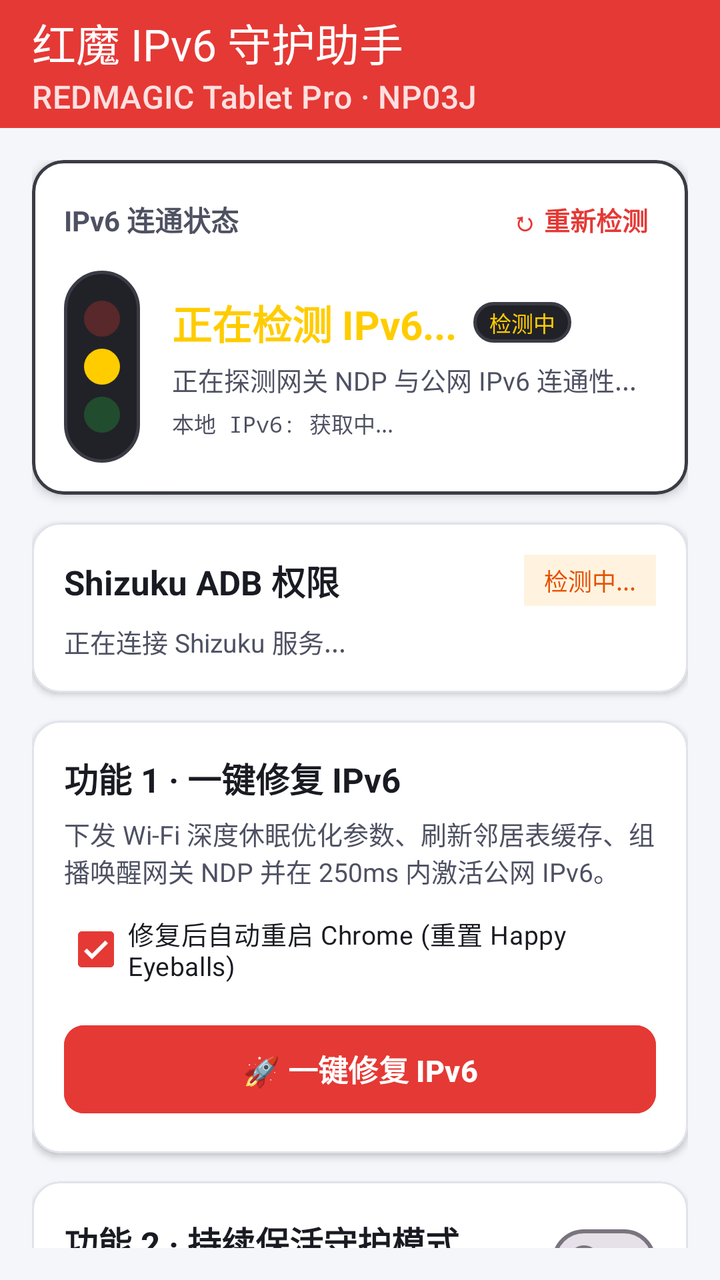
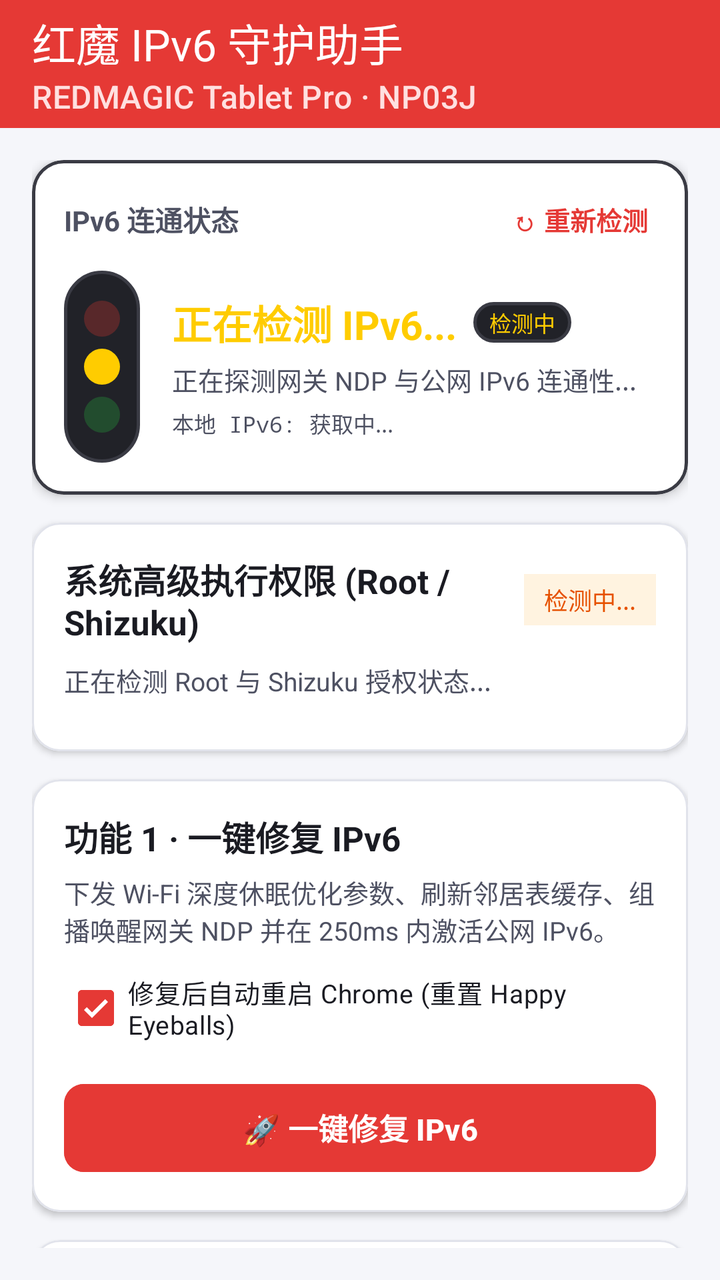

Screens rendered from an Android XML layout before and after an edit, with the pre-edit source and the edit as a unified diff.
<!-- AndroidManifest.xml: application theme Theme.RedMagicIPv6Keeper -->
<!-- res/layout/activity_main.xml -->
<?xml version="1.0" encoding="utf-8"?>
<androidx.coordinatorlayout.widget.CoordinatorLayout xmlns:android="http://schemas.android.com/apk/res/android"
    xmlns:app="http://schemas.android.com/apk/res-auto"
    xmlns:tools="http://schemas.android.com/tools"
    android:layout_width="match_parent"
    android:layout_height="match_parent"
    android:fitsSystemWindows="true"
    android:background="@color/bg_main">

    <com.google.android.material.appbar.AppBarLayout
        android:layout_width="match_parent"
        android:layout_height="wrap_content"
        android:fitsSystemWindows="true"
        android:theme="@style/ThemeOverlay.Material3.Dark">

        <com.google.android.material.appbar.MaterialToolbar
            android:id="@+id/toolbar"
            android:layout_width="match_parent"
            android:layout_height="?attr/actionBarSize"
            android:background="@color/primary"
            app:title="@string/app_name"
            app:subtitle="REDMAGIC Tablet Pro · NP03J"
            app:titleTextColor="@android:color/white"
            app:subtitleTextColor="#FFE0E0" />
    </com.google.android.material.appbar.AppBarLayout>

    <androidx.core.widget.NestedScrollView
        android:layout_width="match_parent"
        android:layout_height="match_parent"
        app:layout_behavior="@string/appbar_scrolling_view_behavior"
        android:padding="16dp">

        <LinearLayout
            android:layout_width="match_parent"
            android:layout_height="wrap_content"
            android:orientation="vertical">

            
            <com.google.android.material.card.MaterialCardView
                android:id="@+id/card_traffic_light"
                android:layout_width="match_parent"
                android:layout_height="wrap_content"
                app:cardCornerRadius="16dp"
                app:cardElevation="3dp"
                app:strokeWidth="1.5dp"
                app:strokeColor="@color/tl_housing_stroke"
                app:cardBackgroundColor="@color/card_bg"
                android:layout_marginBottom="14dp">

                <LinearLayout
                    android:layout_width="match_parent"
                    android:layout_height="wrap_content"
                    android:orientation="vertical"
                    android:padding="16dp">

                    
                    <LinearLayout
                        android:layout_width="match_parent"
                        android:layout_height="wrap_content"
                        android:orientation="horizontal"
                        android:gravity="center_vertical"
                        android:layout_marginBottom="12dp">

                        <TextView
                            android:layout_width="0dp"
                            android:layout_height="wrap_content"
                            android:layout_weight="1"
                            android:text="IPv6 连通状态"
                            android:textSize="14sp"
                            android:textStyle="bold"
                            android:textColor="@color/text_secondary" />

                        <TextView
                            android:id="@+id/btn_recheck_ipv6"
                            android:layout_width="wrap_content"
                            android:layout_height="wrap_content"
                            android:text="↻ 重新检测"
                            android:textSize="13sp"
                            android:textColor="@color/primary"
                            android:textStyle="bold"
                            android:padding="4dp" />
                    </LinearLayout>

                    
                    <LinearLayout
                        android:layout_width="match_parent"
                        android:layout_height="wrap_content"
                        android:orientation="horizontal"
                        android:gravity="center_vertical">

                        
                        <LinearLayout
                            android:layout_width="38dp"
                            android:layout_height="96dp"
                            android:orientation="vertical"
                            android:gravity="center"
                            android:background="@drawable/bg_traffic_housing"
                            android:padding="5dp">

                            
                            <View
                                android:id="@+id/view_light_red"
                                android:layout_width="18dp"
                                android:layout_height="18dp"
                                android:layout_margin="3dp"
                                android:background="@drawable/bg_circle_light"
                                android:backgroundTint="@color/tl_red_bright"
                                android:alpha="0.25" />

                            
                            <View
                                android:id="@+id/view_light_yellow"
                                android:layout_width="18dp"
                                android:layout_height="18dp"
                                android:layout_margin="3dp"
                                android:background="@drawable/bg_circle_light"
                                android:backgroundTint="@color/tl_yellow_bright"
                                android:alpha="1.0" />

                            
                            <View
                                android:id="@+id/view_light_green"
                                android:layout_width="18dp"
                                android:layout_height="18dp"
                                android:layout_margin="3dp"
                                android:background="@drawable/bg_circle_light"
                                android:backgroundTint="@color/tl_green_bright"
                                android:alpha="0.25" />
                        </LinearLayout>

                        
                        <LinearLayout
                            android:layout_width="0dp"
                            android:layout_height="wrap_content"
                            android:layout_weight="1"
                            android:orientation="vertical"
                            android:layout_marginStart="16dp">

                            <LinearLayout
                                android:layout_width="match_parent"
                                android:layout_height="wrap_content"
                                android:orientation="horizontal"
                                android:gravity="center_vertical">

                                <TextView
                                    android:id="@+id/tv_tl_title"
                                    android:layout_width="wrap_content"
                                    android:layout_height="wrap_content"
                                    android:text="正在检测 IPv6..."
                                    android:textSize="20sp"
                                    android:textStyle="bold"
                                    android:textColor="@color/tl_yellow_bright" />

                                <TextView
                                    android:id="@+id/tv_tl_badge"
                                    android:layout_width="wrap_content"
                                    android:layout_height="wrap_content"
                                    android:text="检测中"
                                    android:textSize="11sp"
                                    android:layout_marginStart="8dp"
                                    android:paddingStart="8dp"
                                    android:paddingEnd="8dp"
                                    android:paddingTop="2dp"
                                    android:paddingBottom="2dp"
                                    android:background="@drawable/bg_traffic_housing"
                                    android:textColor="@color/tl_yellow_bright" />
                            </LinearLayout>

                            <TextView
                                android:id="@+id/tv_tl_desc"
                                android:layout_width="match_parent"
                                android:layout_height="wrap_content"
                                android:text="正在探测网关 NDP 与公网 IPv6 连通性..."
                                android:textSize="13sp"
                                android:textColor="@color/text_secondary"
                                android:layout_marginTop="4dp" />

                            <TextView
                                android:id="@+id/tv_tl_address"
                                android:layout_width="match_parent"
                                android:layout_height="wrap_content"
                                android:text="本地 IPv6: 获取中..."
                                android:textSize="11sp"
                                android:fontFamily="monospace"
                                android:textColor="@color/text_secondary"
                                android:layout_marginTop="4dp"
                                android:singleLine="true"
                                android:ellipsize="middle" />
                        </LinearLayout>
                    </LinearLayout>
                </LinearLayout>
            </com.google.android.material.card.MaterialCardView>

            
            <com.google.android.material.card.MaterialCardView
                android:layout_width="match_parent"
                android:layout_height="wrap_content"
                app:cardCornerRadius="14dp"
                app:cardElevation="2dp"
                app:strokeWidth="1dp"
                app:strokeColor="@color/card_stroke"
                app:cardBackgroundColor="@color/card_bg"
                android:layout_marginBottom="14dp">

                <LinearLayout
                    android:layout_width="match_parent"
                    android:layout_height="wrap_content"
                    android:orientation="vertical"
                    android:padding="16dp">

                    <LinearLayout
                        android:layout_width="match_parent"
                        android:layout_height="wrap_content"
                        android:orientation="horizontal"
                        android:gravity="center_vertical">

                        <TextView
                            android:layout_width="0dp"
                            android:layout_height="wrap_content"
                            android:layout_weight="1"
                            android:text="Shizuku ADB 权限"
                            android:textSize="17sp"
                            android:textStyle="bold"
                            android:textColor="@color/text_primary" />

                        <TextView
                            android:id="@+id/tv_shizuku_badge"
                            android:layout_width="wrap_content"
                            android:layout_height="wrap_content"
                            android:text="检测中..."
                            android:textSize="12sp"
                            android:paddingStart="10dp"
                            android:paddingEnd="10dp"
                            android:paddingTop="4dp"
                            android:paddingBottom="4dp"
                            android:background="@color/status_orange_bg"
                            android:textColor="@color/status_orange" />
                    </LinearLayout>

                    <TextView
                        android:id="@+id/tv_shizuku_detail"
                        android:layout_width="match_parent"
                        android:layout_height="wrap_content"
                        android:text="正在连接 Shizuku 服务..."
                        android:textSize="13sp"
                        android:textColor="@color/text_secondary"
                        android:layout_marginTop="8dp" />

                    <com.google.android.material.button.MaterialButton
                        android:id="@+id/btn_shizuku_req"
                        android:layout_width="wrap_content"
                        android:layout_height="wrap_content"
                        android:text="向 Shizuku 申请授权"
                        android:layout_marginTop="10dp"
                        android:visibility="gone"
                        app:cornerRadius="8dp" />
                </LinearLayout>
            </com.google.android.material.card.MaterialCardView>

            
            <com.google.android.material.card.MaterialCardView
                android:layout_width="match_parent"
                android:layout_height="wrap_content"
                app:cardCornerRadius="14dp"
                app:cardElevation="2dp"
                app:strokeWidth="1dp"
                app:strokeColor="@color/card_stroke"
                app:cardBackgroundColor="@color/card_bg"
                android:layout_marginBottom="14dp">

                <LinearLayout
                    android:layout_width="match_parent"
                    android:layout_height="wrap_content"
                    android:orientation="vertical"
                    android:padding="16dp">

                    <TextView
                        android:layout_width="match_parent"
                        android:layout_height="wrap_content"
                        android:text="功能 1 · 一键修复 IPv6"
                        android:textSize="17sp"
                        android:textStyle="bold"
                        android:textColor="@color/text_primary" />

                    <TextView
                        android:layout_width="match_parent"
                        android:layout_height="wrap_content"
                        android:text="下发 Wi-Fi 深度休眠优化参数、刷新邻居表缓存、组播唤醒网关 NDP 并在 250ms 内激活公网 IPv6。"
                        android:textSize="13sp"
                        android:textColor="@color/text_secondary"
                        android:layout_marginTop="6dp" />

                    <com.google.android.material.checkbox.MaterialCheckBox
                        android:id="@+id/cb_chrome"
                        android:layout_width="match_parent"
                        android:layout_height="wrap_content"
                        android:text="修复后自动重启 Chrome (重置 Happy Eyeballs)"
                        android:checked="true"
                        android:textSize="13sp"
                        android:textColor="@color/text_primary"
                        app:buttonTint="@color/primary"
                        android:layout_marginTop="6dp" />

                    <com.google.android.material.button.MaterialButton
                        android:id="@+id/btn_fix_ipv6"
                        android:layout_width="match_parent"
                        android:layout_height="52dp"
                        android:text="🚀 一键修复 IPv6"
                        android:textSize="15sp"
                        android:textStyle="bold"
                        android:textColor="@android:color/white"
                        app:cornerRadius="10dp"
                        android:backgroundTint="@color/primary"
                        android:layout_marginTop="10dp" />
                </LinearLayout>
            </com.google.android.material.card.MaterialCardView>

            
            <com.google.android.material.card.MaterialCardView
                android:layout_width="match_parent"
                android:layout_height="wrap_content"
                app:cardCornerRadius="14dp"
                app:cardElevation="2dp"
                app:strokeWidth="1dp"
                app:strokeColor="@color/card_stroke"
                app:cardBackgroundColor="@color/card_bg"
                android:layout_marginBottom="14dp">

                <LinearLayout
                    android:layout_width="match_parent"
                    android:layout_height="wrap_content"
                    android:orientation="vertical"
                    android:padding="16dp">

                    <LinearLayout
                        android:layout_width="match_parent"
                        android:layout_height="wrap_content"
                        android:orientation="horizontal"
                        android:gravity="center_vertical">

                        <LinearLayout
                            android:layout_width="0dp"
                            android:layout_height="wrap_content"
                            android:layout_weight="1"
                            android:orientation="vertical">

                            <TextView
                                android:layout_width="wrap_content"
                                android:layout_height="wrap_content"
                                android:text="功能 2 · 持续保活守护模式"
                                android:textSize="17sp"
                                android:textStyle="bold"
                                android:textColor="@color/text_primary" />

                            <TextView
                                android:id="@+id/tv_daemon_status"
                                android:layout_width="wrap_content"
                                android:layout_height="wrap_content"
                                android:text="守护未启动"
                                android:textSize="12sp"
                                android:textColor="@color/text_secondary"
                                android:layout_marginTop="2dp" />
                        </LinearLayout>

                        <com.google.android.material.materialswitch.MaterialSwitch
                            android:id="@+id/switch_daemon"
                            android:layout_width="wrap_content"
                            android:layout_height="wrap_content" />
                    </LinearLayout>

                    <TextView
                        android:layout_width="match_parent"
                        android:layout_height="wrap_content"
                        android:text="后台周期发送轻量 NDP 探针，彻底阻止光猫 180s RA 租约到期及 Wi-Fi 芯片休眠导致的流表逐出。"
                        android:textSize="13sp"
                        android:textColor="@color/text_secondary"
                        android:layout_marginTop="6dp" />

                    <LinearLayout
                        android:layout_width="match_parent"
                        android:layout_height="wrap_content"
                        android:orientation="horizontal"
                        android:gravity="center_vertical"
                        android:layout_marginTop="10dp">

                        <TextView
                            android:layout_width="wrap_content"
                            android:layout_height="wrap_content"
                            android:text="探测周期："
                            android:textSize="13sp"
                            android:textColor="@color/text_primary" />

                        <RadioGroup
                            android:id="@+id/rg_interval"
                            android:layout_width="wrap_content"
                            android:layout_height="wrap_content"
                            android:orientation="horizontal">

                            <RadioButton
                                android:id="@+id/rb_30s"
                                android:layout_width="wrap_content"
                                android:layout_height="wrap_content"
                                android:text="30秒"
                                android:textSize="13sp"
                                android:textColor="@color/text_primary"
                                app:buttonTint="@color/primary" />

                            <RadioButton
                                android:id="@+id/rb_45s"
                                android:layout_width="wrap_content"
                                android:layout_height="wrap_content"
                                android:text="45秒 (推荐)"
                                android:checked="true"
                                android:textSize="13sp"
                                android:textColor="@color/text_primary"
                                app:buttonTint="@color/primary" />

                            <RadioButton
                                android:id="@+id/rb_60s"
                                android:layout_width="wrap_content"
                                android:layout_height="wrap_content"
                                android:text="60秒"
                                android:textSize="13sp"
                                android:textColor="@color/text_primary"
                                app:buttonTint="@color/primary" />
                        </RadioGroup>
                    </LinearLayout>
                </LinearLayout>
            </com.google.android.material.card.MaterialCardView>

            
            <com.google.android.material.card.MaterialCardView
                android:layout_width="match_parent"
                android:layout_height="wrap_content"
                app:cardCornerRadius="14dp"
                app:cardElevation="2dp"
                app:strokeWidth="1dp"
                app:strokeColor="@color/card_stroke"
                app:cardBackgroundColor="@color/console_bg"
                android:layout_marginBottom="24dp">

                <LinearLayout
                    android:layout_width="match_parent"
                    android:layout_height="wrap_content"
                    android:orientation="vertical"
                    android:padding="14dp">

                    <LinearLayout
                        android:layout_width="match_parent"
                        android:layout_height="wrap_content"
                        android:orientation="horizontal"
                        android:gravity="center_vertical"
                        android:layout_marginBottom="8dp">

                        <TextView
                            android:layout_width="0dp"
                            android:layout_height="wrap_content"
                            android:layout_weight="1"
                            android:text="运行终端与诊断输出"
                            android:textSize="14sp"
                            android:textStyle="bold"
                            android:textColor="#E0E0E0" />

                        <TextView
                            android:id="@+id/btn_diag"
                            android:layout_width="wrap_content"
                            android:layout_height="wrap_content"
                            android:text="检测状态"
                            android:textColor="#80D8FF"
                            android:textSize="12sp"
                            android:padding="6dp" />

                        <TextView
                            android:id="@+id/btn_clear_log"
                            android:layout_width="wrap_content"
                            android:layout_height="wrap_content"
                            android:text="清空"
                            android:textColor="#FF8A80"
                            android:textSize="12sp"
                            android:padding="6dp"
                            android:layout_marginStart="8dp" />
                    </LinearLayout>

                    <ScrollView
                        android:id="@+id/sv_log"
                        android:layout_width="match_parent"
                        android:layout_height="220dp"
                        android:fillViewport="true">

                        <TextView
                            android:id="@+id/tv_console"
                            android:layout_width="match_parent"
                            android:layout_height="wrap_content"
                            android:text="[系统启动] 等待用户操作...\n"
                            android:textColor="@color/console_text"
                            android:textSize="12sp"
                            android:fontFamily="monospace" />
                    </ScrollView>
                </LinearLayout>
            </com.google.android.material.card.MaterialCardView>

        </LinearLayout>
    </androidx.core.widget.NestedScrollView>

</androidx.coordinatorlayout.widget.CoordinatorLayout>
<!-- resources referenced by this layout -->
<resources>
  <color name="bg_main">#F5F6FA</color>
  <color name="card_bg">#FFFFFF</color>
  <color name="card_stroke">#E1E3EB</color>
  <color name="console_bg">#18191E</color>
  <color name="console_text">#69F0AE</color>
  <color name="primary">#E53935</color>
  <color name="status_orange">#E65100</color>
  <color name="status_orange_bg">#FFF3E0</color>
  <color name="text_primary">#1A1B22</color>
  <color name="text_secondary">#4E5162</color>
  <color name="tl_green_bright">#28CD41</color>
  <color name="tl_housing_stroke">#3A3B44</color>
  <color name="tl_red_bright">#FF3B30</color>
  <color name="tl_yellow_bright">#FFCC00</color>
  <!-- drawable bg_circle_light (drawable) -->
  <?xml version="1.0" encoding="utf-8"?>
  <shape xmlns:android="http://schemas.android.com/apk/res/android"
      android:shape="oval">
      <solid android:color="@android:color/white" />
  </shape>
  <!-- drawable bg_traffic_housing (drawable) -->
  <?xml version="1.0" encoding="utf-8"?>
  <shape xmlns:android="http://schemas.android.com/apk/res/android"
      android:shape="rectangle">
      <corners android:radius="24dp" />
      <solid android:color="@color/tl_housing_bg" />
      <stroke
          android:width="1.5dp"
          android:color="@color/tl_housing_stroke" />
  </shape>
  <string name="app_name">红魔 IPv6 守护助手</string>
  <style name="Theme.RedMagicIPv6Keeper" parent="Theme.Material3.DayNight.NoActionBar">
          <item name="colorPrimary">@color/primary</item>
          <item name="colorPrimaryVariant">@color/primary_dark</item>
          <item name="colorSecondary">@color/accent</item>
          <item name="android:statusBarColor">@color/primary_dark</item>
      </style>
  <color name="tl_housing_bg">#212228</color>
  <color name="primary_dark">#C62828</color>
  <color name="accent">#FF1744</color>
</resources>

<!-- the commit's change to res/layout/activity_main.xml (unified diff, before → after) -->
@@ -218,7 +218,7 @@
                             android:layout_width="0dp"
                             android:layout_height="wrap_content"
                             android:layout_weight="1"
-                            android:text="Shizuku ADB 权限"
+                            android:text="系统高级执行权限 (Root / Shizuku)"
                             android:textSize="17sp"
                             android:textStyle="bold"
                             android:textColor="@color/text_primary" />
@@ -241,19 +241,34 @@
                         android:id="@+id/tv_shizuku_detail"
                         android:layout_width="match_parent"
                         android:layout_height="wrap_content"
-                        android:text="正在连接 Shizuku 服务..."
+                        android:text="正在检测 Root 与 Shizuku 授权状态..."
                         android:textSize="13sp"
                         android:textColor="@color/text_secondary"
                         android:layout_marginTop="8dp" />
 
-                    <com.google.android.material.button.MaterialButton
-                        android:id="@+id/btn_shizuku_req"
-                        android:layout_width="wrap_content"
-                        android:layout_height="wrap_content"
-                        android:text="向 Shizuku 申请授权"
-                        android:layout_marginTop="10dp"
-                        android:visibility="gone"
-                        app:cornerRadius="8dp" />
+                    <LinearLayout
+                        android:layout_width="match_parent"
+                        android:layout_height="wrap_content"
+                        android:orientation="horizontal"
+                        android:layout_marginTop="10dp">
+
+                        <com.google.android.material.button.MaterialButton
+                            android:id="@+id/btn_root_req"
+                            android:layout_width="wrap_content"
+                            android:layout_height="wrap_content"
+                            android:text="申请 Root 授权"
+                            android:layout_marginEnd="10dp"
+                            android:visibility="gone"
+                            app:cornerRadius="8dp" />
+
+                        <com.google.android.material.button.MaterialButton
+                            android:id="@+id/btn_shizuku_req"
+                            android:layout_width="wrap_content"
+                            android:layout_height="wrap_content"
+                            android:text="申请 Shizuku 授权"
+                            android:visibility="gone"
+                            app:cornerRadius="8dp" />
+                    </LinearLayout>
                 </LinearLayout>
             </com.google.android.material.card.MaterialCardView>
 
